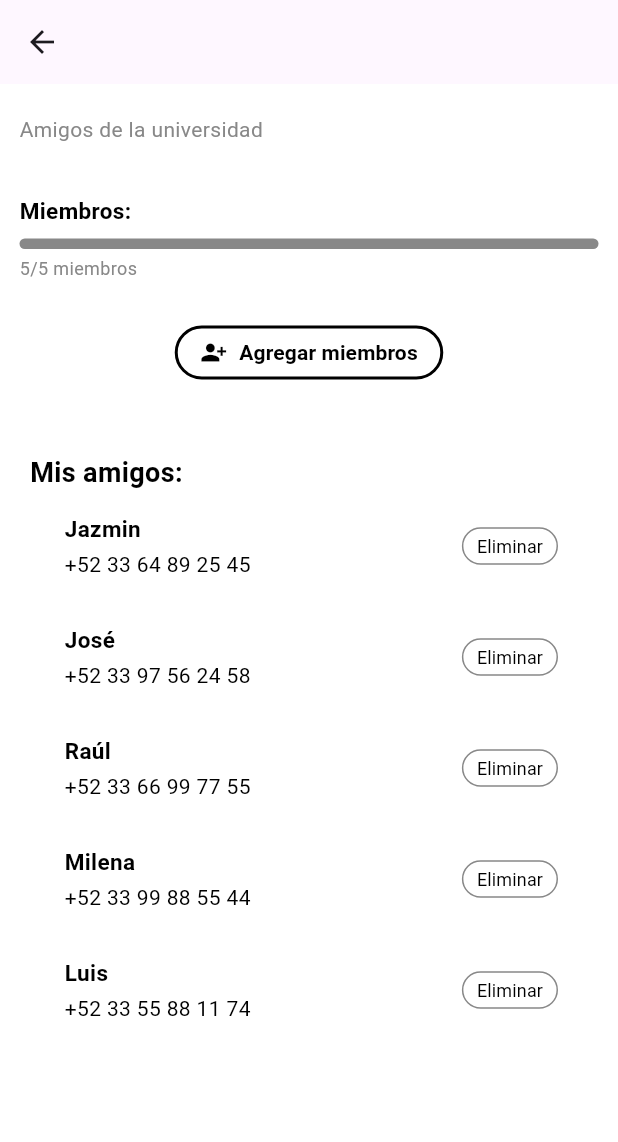
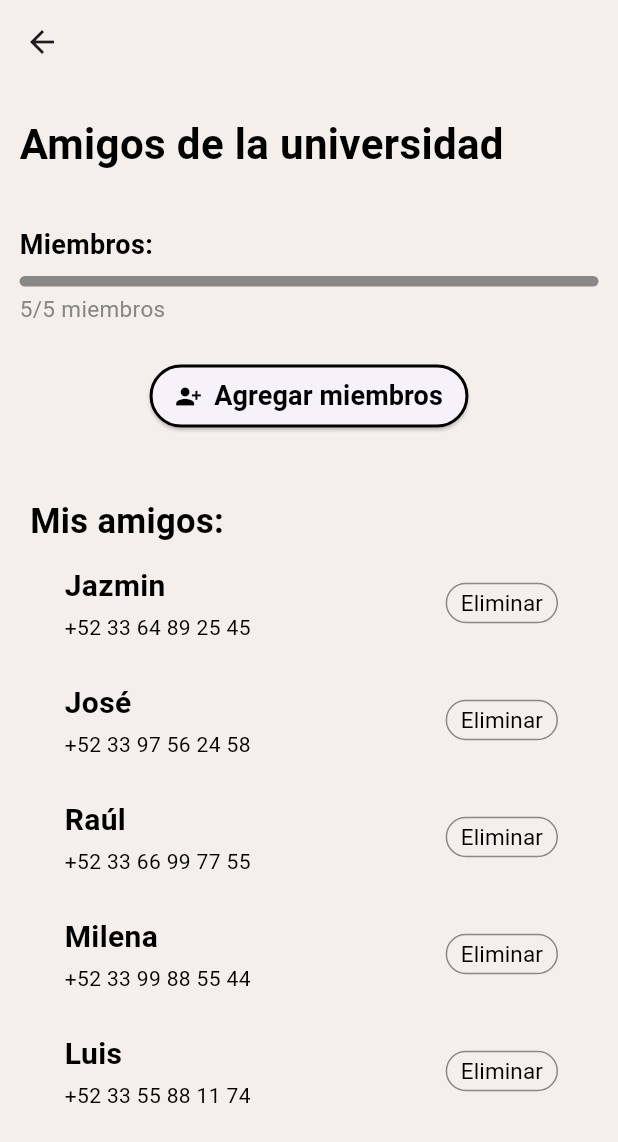
Before and after one commit to contrererick-ids/check-me-project, a Flutter app: the GroupsScreen screen opened directly, after a tap on the "edit" icon, on a phone screen of 412 x 824 dp. Shown: the top 1142 px of the screen. Run offline on Flutter 3.47's test engine with Material 3 defaults, Android fonts, the phone set to English and light mode, and no system bars; network calls fail.

Commit message:
se estandarizo el diseño de las pantallas

```diff
--- a/lib/screens/configroups.dart
+++ b/lib/screens/configroups.dart
@@ -1,4 +1,3 @@
-
 import 'package:flutter/material.dart';
 import 'package:proyecto_entrega1/models/group.dart';
 import 'package:proyecto_entrega1/data/dummy_data.dart';
@@ -21,17 +20,20 @@ class _ConfigGruposState extends State<ConfigGrupos> {
   @override
   Widget build(BuildContext context) {
     return Scaffold(
-      backgroundColor: Colors.white,
-      appBar: AppBar(),
+      backgroundColor: Theme.of(context).scaffoldBackgroundColor,
+      appBar: AppBar(
+        backgroundColor: Theme.of(context).scaffoldBackgroundColor,
+      ),
       body: ListView(
         padding: const EdgeInsets.fromLTRB(13, 20, 13, 24),
         children: [
-          // Nombre del viaje
+          // Nombre del grupo
           Text(
             widget.group.name,
             style: TextStyle(
-              fontSize: 14,
-              color: Color(0xFF888888),
+              fontSize: 28,
+              color: Colors.black,
+              fontWeight: FontWeight.bold,
             ),
           ),
 
@@ -41,7 +43,7 @@ class _ConfigGruposState extends State<ConfigGrupos> {
           const Text(
             'Miembros:',
             style: TextStyle(
-              fontSize: 15,
+              fontSize: 18,
               fontWeight: FontWeight.bold,
               color: Colors.black,
             ),
@@ -64,24 +66,18 @@ class _ConfigGruposState extends State<ConfigGrupos> {
           // Contador de miembros
           Text(
             '${amigos.length}/5 miembros',
-            style: const TextStyle(
-              fontSize: 12,
-              color: Color(0xFF888888),
-            ),
+            style: const TextStyle(fontSize: 15, color: Color(0xFF888888)),
           ),
-
 
           const SizedBox(height: 24),
 
           // Boton para agregar miembros
           Center(
-            child: OutlinedButton.icon(
+            child: ElevatedButton.icon(
               onPressed: () {
                 ScaffoldMessenger.of(context).showSnackBar(
                   const SnackBar(
-                    content: Text(
-                      'Pendiente: agregar miembros al grupo',
-                    ),
+                    content: Text('Pendiente: agregar miembros al grupo'),
                   ),
                 );
               },
@@ -95,14 +91,11 @@ class _ConfigGruposState extends State<ConfigGrupos> {
                 style: TextStyle(
                   color: Colors.black,
                   fontWeight: FontWeight.bold,
-                  fontSize: 14,
+                  fontSize: 18,
                 ),
               ),
               style: OutlinedButton.styleFrom(
-                side: const BorderSide(
-                  color: Colors.black,
-                  width: 2,
-                ),
+                side: const BorderSide(color: Colors.black, width: 2),
                 shape: const StadiumBorder(),
                 padding: const EdgeInsets.symmetric(
                   horizontal: 17,
@@ -121,7 +114,7 @@ class _ConfigGruposState extends State<ConfigGrupos> {
             child: Text(
               'Mis amigos:',
               style: TextStyle(
-                fontSize: 18,
+                fontSize: 23,
                 fontWeight: FontWeight.bold,
                 color: Colors.black,
               ),
@@ -133,11 +126,7 @@ class _ConfigGruposState extends State<ConfigGrupos> {
           // Lista de amigos
           ...amigos.map((amigo) {
             return Padding(
-              padding: const EdgeInsets.only(
-                left: 30,
-                right: 27,
-                bottom: 26,
-              ),
+              padding: const EdgeInsets.only(left: 30, right: 27, bottom: 26),
               child: Row(
                 crossAxisAlignment: CrossAxisAlignment.center,
                 children: [
@@ -149,7 +138,7 @@ class _ConfigGruposState extends State<ConfigGrupos> {
                         Text(
                           amigo['nombre']!,
                           style: const TextStyle(
-                            fontSize: 15,
+                            fontSize: 20,
                             fontWeight: FontWeight.bold,
                             color: Colors.black,
                           ),
@@ -194,7 +183,7 @@ class _ConfigGruposState extends State<ConfigGrupos> {
                     child: const Text(
                       'Eliminar',
                       style: TextStyle(
-                        fontSize: 12,
+                        fontSize: 15,
                         fontWeight: FontWeight.normal,
                       ),
                     ),
--- a/lib/screens/groups.dart
+++ b/lib/screens/groups.dart
@@ -133,7 +133,13 @@ class _GroupsScreenState extends State<GroupsScreen> {
   @override
   Widget build(BuildContext context) {
     return Scaffold(
-      appBar: AppBar(title: const Text("Grupos")),
+      appBar: AppBar(
+        title: const Text(
+          "Grupos",
+          style: TextStyle(fontWeight: FontWeight.bold),
+        ),
+        backgroundColor: Theme.of(context).scaffoldBackgroundColor,
+      ),
       body: Padding(
         padding: const EdgeInsets.all(10),
         child: Column(
@@ -182,7 +188,10 @@ class _GroupsScreenState extends State<GroupsScreen> {
                                   onPressed: () async {
                                     await Navigator.push(
                                       context,
-                                      MaterialPageRoute(builder: (_) => ConfigGrupos(group: group)),
+                                      MaterialPageRoute(
+                                        builder: (_) =>
+                                            ConfigGrupos(group: group),
+                                      ),
                                     );
                                     setState(() {});
                                   },
@@ -203,6 +212,12 @@ class _GroupsScreenState extends State<GroupsScreen> {
               width: double.infinity,
               child: ElevatedButton(
                 onPressed: () => _showGroupDialog(),
+                style: OutlinedButton.styleFrom(
+                  foregroundColor: Colors.black,
+                  side: const BorderSide(color: Colors.black),
+                  padding: const EdgeInsets.symmetric(vertical: 15),
+                  shape: const StadiumBorder(),
+                ),
                 child: const Text("Crear Grupo"),
               ),
             ),
```
Also changed, not shown: lib/screens/home.dart (+13 -1 lines), lib/screens/my_expenses.dart (+12 -2 lines), lib/screens/profile.dart (+13 -34 lines), lib/screens/reports.dart (+42 -11 lines), lib/screens/settings.dart (+41 -44 lines).
